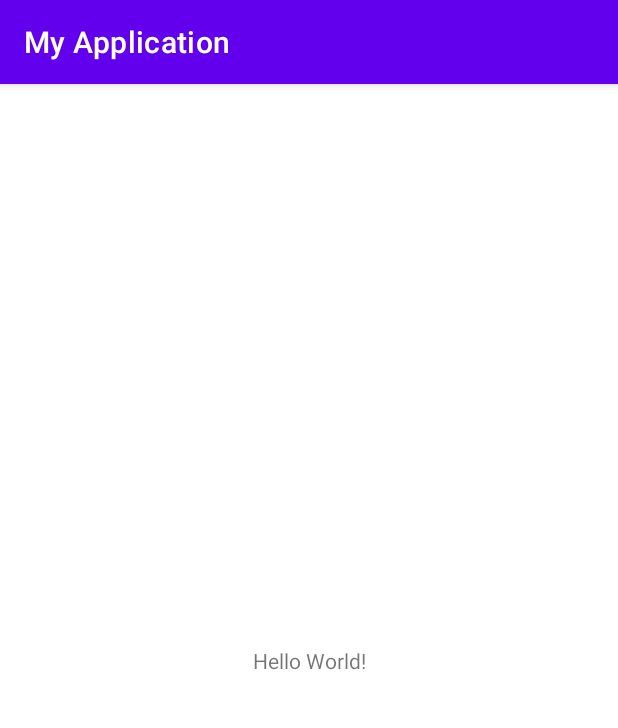
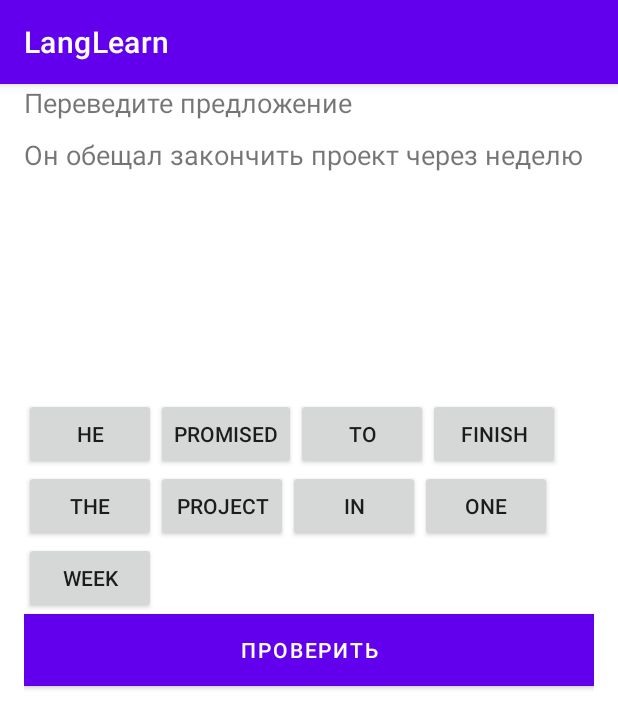
Before and after one commit to Yudjerick/LangLearnMobile, an Android app: the screen it shows after launch (MainActivity), on a phone screen of 412 x 824 dp. Shown: the top 728 px of the screen. Run offline under Robolectric (Android 15) with nearby library versions, the phone set to English and light mode, and no system bars.

Commit message:
Add simple order task system

```diff
--- a/app/build.gradle
+++ b/app/build.gradle
@@ -33,7 +33,8 @@ android {
 }
 
 dependencies {
-
+    implementation 'androidx.navigation:navigation-fragment:2.5.3'
+    implementation 'androidx.navigation:navigation-ui:2.5.3'
     implementation group: 'com.fasterxml.jackson.core', name: 'jackson-databind', version: '2.13.4'
 
     implementation 'androidx.appcompat:appcompat:1.6.1'
--- a/app/src/main/java/com/example/myapplication/MainActivity.java
+++ b/app/src/main/java/com/example/myapplication/MainActivity.java
@@ -3,6 +3,8 @@ package com.example.myapplication;
 import androidx.appcompat.app.AppCompatActivity;
 
 import android.os.Bundle;
+
+import com.fasterxml.jackson.databind.ObjectMapper;
 
 public class MainActivity extends AppCompatActivity {
 
--- /dev/null
+++ b/app/src/main/java/com/example/myapplication/OrderTask.java
@@ -0,0 +1,46 @@
+package com.example.myapplication;
+
+import java.util.ArrayList;
+import java.util.Arrays;
+import java.util.List;
+
+public class OrderTask {
+
+
+    private String translatedPhrase;
+    private final ArrayList<String> answer;
+    private ArrayList<String> additionalVariants;
+
+    public OrderTask(String translatedPhrase, String[] answer, String[] additionalVariants) {
+        this.translatedPhrase = translatedPhrase;
+        this.answer = new ArrayList<>(Arrays.asList(answer));
+        this.additionalVariants = new ArrayList<>(Arrays.asList(additionalVariants));
+    }
+
+    public OrderTask(String translatedPhrase, String[] answer) {
+        this.translatedPhrase = translatedPhrase;
+        this.answer = new ArrayList<>(Arrays.asList(answer));
+        this.additionalVariants = new ArrayList<>();
+    }
+
+    public String getTranslatedPhrase() {
+        return translatedPhrase;
+    }
+
+    public ArrayList<String> getAnswer() {
+        return answer;
+    }
+
+
+
+    public List<String> getVariants() {
+        ArrayList<String> list = new ArrayList<String>();
+        list.addAll(answer);
+        list.addAll(additionalVariants);
+        return list;
+    }
+
+    boolean checkAnswer(List<String> givenAnswer){
+        return answer.equals(givenAnswer);
+    }
+}
--- /dev/null
+++ b/app/src/main/java/com/example/myapplication/OrderTaskFragment.java
@@ -0,0 +1,127 @@
+package com.example.myapplication;
+import android.os.Bundle;
+import androidx.annotation.NonNull;
+import androidx.annotation.Nullable;
+import androidx.constraintlayout.helper.widget.Flow;
+import androidx.constraintlayout.widget.ConstraintLayout;
+import androidx.fragment.app.Fragment;
+
+import android.util.Log;
+import android.view.LayoutInflater;
+import android.view.View;
+import android.view.ViewGroup;
+import android.widget.Button;
+import android.widget.Toast;
+
+import com.example.myapplication.databinding.FragmentOrderTaskBinding;
+
+import java.util.ArrayList;
+
+public class OrderTaskFragment extends Fragment {
+    private FragmentOrderTaskBinding binding;
+
+    private OrderTask task;
+
+    private Flow bankFlow;
+    private Flow targetFlow;
+    public OrderTaskFragment() {}
+
+    @Override
+    public View onCreateView(@NonNull LayoutInflater inflater, ViewGroup container,
+                             Bundle savedInstanceState) {
+        binding = FragmentOrderTaskBinding.inflate(inflater, container, false);
+        return binding.getRoot();
+    }
+
+    @Override
+    public void onViewCreated(@NonNull View view, @Nullable Bundle savedInstanceState) {
+        super.onViewCreated(view, savedInstanceState);
+
+        String s = "Он обещал закончить проект через неделю";
+        String[] words = {"He","promised","to", "finish", "the", "project", "in", "one", "week"};
+        OrderTask task1 = new OrderTask(s,words);
+        setTask(task1);
+
+        binding.checkButton.setOnClickListener(view1 -> {
+            ArrayList<String> givenAnswer = new ArrayList<>();
+            for(int index = 0; index < ((ViewGroup) binding.targetConstraintLayout).getChildCount(); index++) {
+                View nextChild = ((ViewGroup) binding.targetConstraintLayout).getChildAt(index);
+                try {
+                    givenAnswer.add((String) ((Button)nextChild).getText());
+                }
+                catch (ClassCastException ignored){
+
+                }
+
+            }
+            for (String w:givenAnswer
+            ) {
+                Log.d("AAAA", w);
+            }
+            for (String w:task.getAnswer()
+            ) {
+                Log.i("AAAA", w);
+            }
+            Toast.makeText(getContext(), String.valueOf(task.checkAnswer(givenAnswer)), Toast.LENGTH_SHORT).show();
+        });
+    }
+
+    public void setTask(OrderTask task){
+        this.task = task;
+        binding.phraseToTranslate.setText(task.getTranslatedPhrase());
+        //String[] words = {"He","promised","to", "finish", "the", "project", "in", "one", "week"};
+
+        bankFlow = addFlow(binding.bankConstraintLayout);
+        targetFlow = addFlow(binding.targetConstraintLayout);
+
+        for (String word: task.getVariants()) {
+            Button btn = new Button(getContext());
+            btn.setId(View.generateViewId());
+            btn.setText(word);
+            btn.setOnClickListener(new MoveFromBankOnClickListener());
+            binding.bankConstraintLayout.addView(btn);
+            bankFlow.addView(btn);
+        }
+    }
+
+    private Flow addFlow(ConstraintLayout constraintLayout){
+        Flow flow = new Flow(getContext());
+        flow.setLayoutParams(new ViewGroup.LayoutParams(ViewGroup.LayoutParams.MATCH_PARENT,
+                ViewGroup.LayoutParams.WRAP_CONTENT));
+        flow.setId(View.generateViewId());
+        flow.setWrapMode(Flow.WRAP_CHAIN);
+        flow.setHorizontalStyle(Flow.CHAIN_PACKED);
+        flow.setHorizontalBias(0f);
+        flow.setOrientation(Flow.HORIZONTAL);
+        constraintLayout.addView(flow);
+        return flow;
+    }
+
+    class MoveFromBankOnClickListener implements View.OnClickListener {
+        public MoveFromBankOnClickListener() {
+        }
+
+        @Override
+        public void onClick(View view) {
+            binding.bankConstraintLayout.removeView(view);
+            bankFlow.removeView(view);
+            binding.targetConstraintLayout.addView(view);
+            targetFlow.addView(view);
+            view.setOnClickListener(new MoveToBankOnClickListener());
+        }
+    }
+
+    class MoveToBankOnClickListener implements View.OnClickListener {
+        public MoveToBankOnClickListener() {
+        }
+
+        @Override
+        public void onClick(View view) {
+            binding.targetConstraintLayout.removeView(view);
+            targetFlow.removeView(view);
+            binding.bankConstraintLayout.addView(view);
+            bankFlow.addView(view);
+            view.setOnClickListener(new MoveFromBankOnClickListener());
+        }
+    }
+}
--- a/app/src/main/res/layout/activity_main.xml
+++ b/app/src/main/res/layout/activity_main.xml
@@ -6,13 +6,14 @@
     android:layout_height="match_parent"
     tools:context=".MainActivity">
 
-    <TextView
-        android:layout_width="wrap_content"
-        android:layout_height="wrap_content"
-        android:text="Hello World!"
-        app:layout_constraintBottom_toBottomOf="parent"
-        app:layout_constraintEnd_toEndOf="parent"
-        app:layout_constraintStart_toStartOf="parent"
-        app:layout_constraintTop_toTopOf="parent" />
+    <androidx.fragment.app.FragmentContainerView
+        android:id="@+id/nav_host_fragment_container"
+        android:name="androidx.navigation.fragment.NavHostFragment"
+        android:layout_width="match_parent"
+        android:layout_height="match_parent"
+        app:defaultNavHost="true"
+        app:navGraph="@navigation/main_nav_graph">
+
+    </androidx.fragment.app.FragmentContainerView>
 
 </androidx.constraintlayout.widget.ConstraintLayout>
--- /dev/null
+++ b/app/src/main/res/layout/fragment_order_task.xml
@@ -0,0 +1,55 @@
+<?xml version="1.0" encoding="utf-8"?>
+<FrameLayout xmlns:android="http://schemas.android.com/apk/res/android"
+    xmlns:tools="http://schemas.android.com/tools"
+    xmlns:app="http://schemas.android.com/apk/res-auto"
+    android:layout_width="match_parent"
+    android:layout_height="match_parent"
+    tools:context=".OrderTaskFragment">
+
+    <LinearLayout
+        android:layout_marginLeft="16dp"
+        android:layout_marginRight="16dp"
+        android:layout_width="match_parent"
+        android:layout_height="match_parent"
+        android:orientation="vertical"
+        tools:ignore="UselessParent">
+
+        <TextView
+            android:textSize="18sp"
+            android:layout_width="match_parent"
+            android:layout_height="wrap_content"
+            android:text="@string/task_text"
+            android:paddingBottom="10dp">
+        </TextView>
+        <TextView
+            android:textSize="18sp"
+            android:id="@+id/phrase_to_translate"
+            android:layout_width="match_parent"
+            android:layout_height="wrap_content">
+
+        </TextView>
+
+        <androidx.constraintlayout.widget.ConstraintLayout
+            android:id="@+id/target_constraint_layout"
+            android:layout_width="match_parent"
+            android:layout_height="150dp">
+
+        </androidx.constraintlayout.widget.ConstraintLayout>
+
+        <androidx.constraintlayout.widget.ConstraintLayout
+            android:id="@+id/bank_constraint_layout"
+            android:layout_width="match_parent"
+            android:layout_height="wrap_content">
+
+
+        </androidx.constraintlayout.widget.ConstraintLayout>
+        <Button
+            android:id="@+id/check_button"
+            android:layout_width="match_parent"
+            android:layout_height="wrap_content"
+            android:text="@string/check"
+            android:background="@color/green">
+        </Button>
+    </LinearLayout>
+
+</FrameLayout>
--- /dev/null
+++ b/app/src/main/res/navigation/main_nav_graph.xml
@@ -0,0 +1,13 @@
+<?xml version="1.0" encoding="utf-8"?>
+<navigation xmlns:android="http://schemas.android.com/apk/res/android"
+    xmlns:app="http://schemas.android.com/apk/res-auto"
+    xmlns:tools="http://schemas.android.com/tools"
+    android:id="@+id/main_nav_graph"
+    app:startDestination="@id/orderTaskFragment">
+
+    <fragment
+        android:id="@+id/orderTaskFragment"
+        android:name="com.example.myapplication.OrderTaskFragment"
+        android:label="fragment_order_task"
+        tools:layout="@layout/fragment_order_task" />
+</navigation>
--- a/app/src/main/res/values/colors.xml
+++ b/app/src/main/res/values/colors.xml
@@ -7,4 +7,5 @@
     <color name="teal_700">#FF018786</color>
     <color name="black">#FF000000</color>
     <color name="white">#FFFFFFFF</color>
+    <color name="green">#8BC34A</color>
 </resources>
--- a/app/src/main/res/values/strings.xml
+++ b/app/src/main/res/values/strings.xml
@@ -1,3 +1,5 @@
 <resources>
-    <string name="app_name">My Application</string>
+    <string name="app_name">LangLearn</string>
+    <string name="task_text">Переведите предложение</string>
+    <string name="check">Проверить</string>
 </resources>
```
